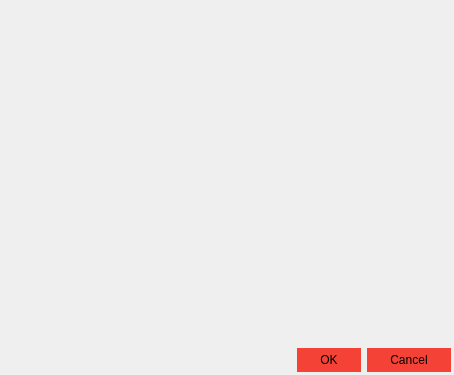
Before: the Qt Designer form tableinfo.ui in Davebudil/reporter, drawn with Qt 5.
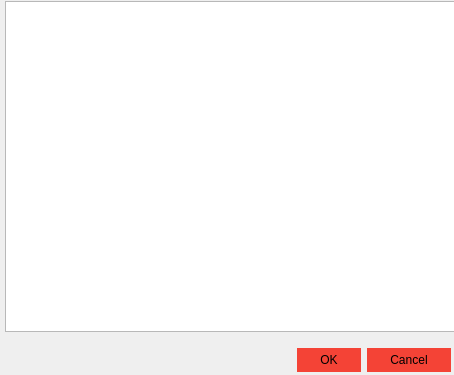
After: the same form once the commit is applied. Icons and pictures are not drawn.

Commit message: Slight edits -> bug in CSV generation, sometimes crashes on email addition. Added small window with tables and identifiticators

The edit to the form file:
```diff
--- a/tableinfo.ui
+++ b/tableinfo.ui
@@ -481,6 +481,22 @@
     <set>QDialogButtonBox::Cancel|QDialogButtonBox::Ok</set>
    </property>
   </widget>
+  <widget class="QTextBrowser" name="tablesVIew">
+   <property name="geometry">
+    <rect>
+     <x>5</x>
+     <y>1</y>
+     <width>451</width>
+     <height>331</height>
+    </rect>
+   </property>
+   <property name="font">
+    <font>
+     <family>DejaVu Sans</family>
+     <pointsize>12</pointsize>
+    </font>
+   </property>
+  </widget>
  </widget>
  <resources/>
  <connections>
```
The commit also changes 4 other files.
